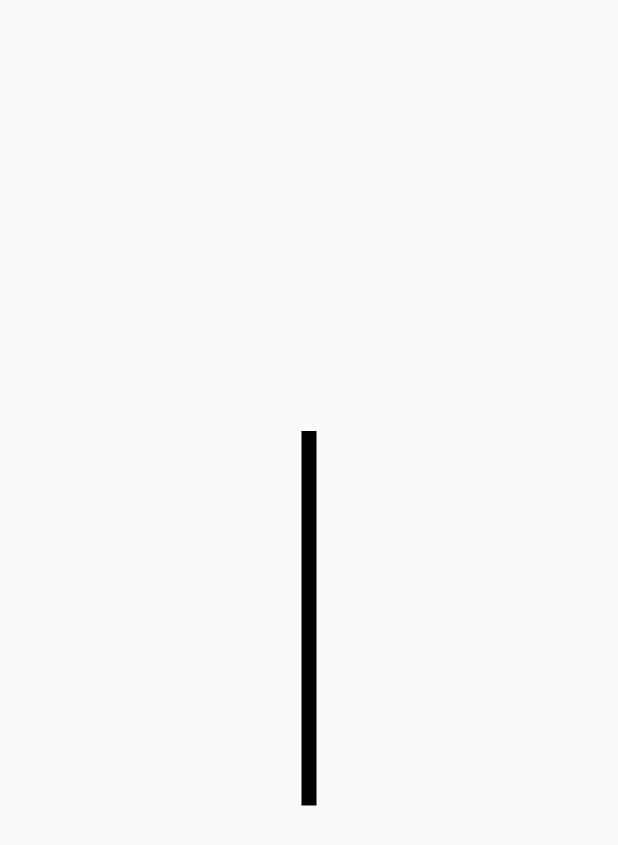
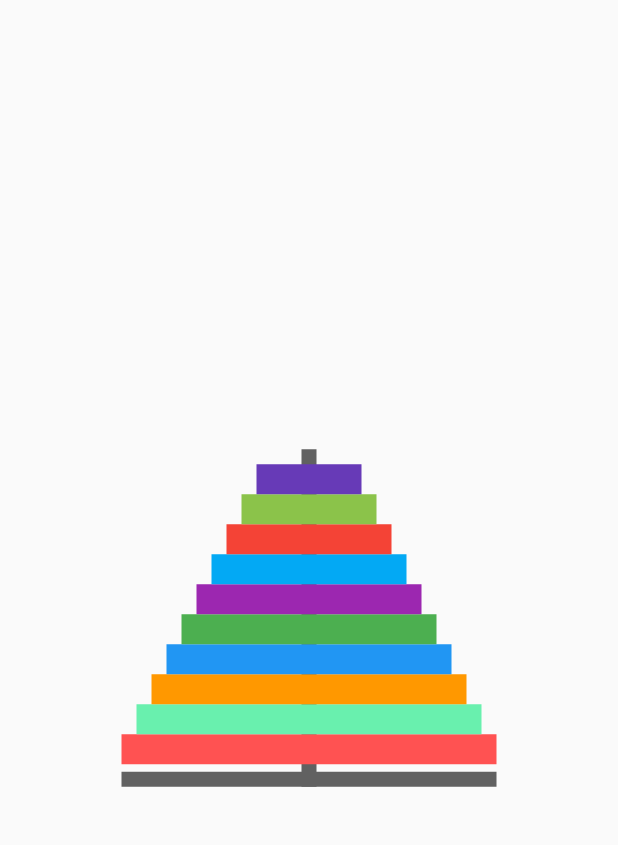
Before and after one commit to lairmartes/hanoi_tower_game, a Flutter app: the screen it shows after launch, on a phone screen of 412 x 824 dp. Shown: the top 845 px of the screen. Run offline on Flutter 3.47's test engine with Material 2 defaults, Android fonts, the phone set to English and light mode, and no system bars.

Commit message:
FEAT-PIN Calculate position to put all elements in the center

```diff
--- a/lib/widget/pin.dart
+++ b/lib/widget/pin.dart
@@ -19,20 +19,36 @@ class _PinState extends State<Pin> {
                 children: <Widget>[
                   Stack(
                     children: <Widget>[
-                      Center(
+                      Align(
+                        alignment: Alignment.center,
                         child: SizedBox(
                           width: 10.0,
-                          height: 250.0,
+                          height: 225.0,
                           child: DecoratedBox(
                             decoration: BoxDecoration(
-                              color: Colors.black
+                              color: Colors.grey.shade700
                             ),
                           ),
                         )
                       ),
+
+                        Positioned(
+                          top: 215,
+                          left: _calculateMiddle(MediaQuery.of(context).size.width, 250),
+                          child: SizedBox(
+                            width: 250.0,
+                            height: 10.0,
+                            child: DecoratedBox(
+                              decoration: BoxDecoration(
+                                  color: Colors.grey.shade700
+                              ),
+                            ),
+                          ),
+                        ),
+
                       Positioned(
-                        top: 455,
-                        left: 80,
+                        top: 190,
+                        left: _calculateMiddle(MediaQuery.of(context).size.width, 250),
                         child: SizedBox(
                           width: 250,
                           height: 20,
@@ -44,8 +60,8 @@ class _PinState extends State<Pin> {
                         ),
                       ),
                       Positioned(
-                        top: 435,
-                        left: 90,
+                        top: 170,
+                        left: _calculateMiddle(MediaQuery.of(context).size.width, 230),
                         child: SizedBox(
                           width: 230,
                           height: 20,
@@ -57,8 +73,8 @@ class _PinState extends State<Pin> {
                         ),
                       ),
                       Positioned(
-                        top: 415,
-                        left: 100,
+                        top: 150,
+                        left: _calculateMiddle(MediaQuery.of(context).size.width, 210),
                         child: SizedBox(
                           width: 210,
                           height: 20,
@@ -70,8 +86,8 @@ class _PinState extends State<Pin> {
                         ),
                       ),
                       Positioned(
-                        top: 395,
-                        left: 110,
+                        top: 130,
+                        left: _calculateMiddle(MediaQuery.of(context).size.width, 190),
                         child: SizedBox(
                           width: 190,
                           height: 20,
@@ -83,8 +99,8 @@ class _PinState extends State<Pin> {
                         ),
                       ),
                       Positioned(
-                        top: 375,
-                        left: 120,
+                        top: 110,
+                        left: _calculateMiddle(MediaQuery.of(context).size.width, 170),
                         child: SizedBox(
                           width: 170,
                           height: 20,
@@ -96,8 +112,8 @@ class _PinState extends State<Pin> {
                         ),
                       ),
                       Positioned(
-                        top: 355,
-                        left: 130,
+                        top: 90,
+                        left: _calculateMiddle(MediaQuery.of(context).size.width, 150),
                         child: SizedBox(
                           width: 150,
                           height: 20,
@@ -109,8 +125,8 @@ class _PinState extends State<Pin> {
                         ),
                       ),
                       Positioned(
-                        top: 335,
-                        left: 140,
+                        top: 70,
+                        left: _calculateMiddle(MediaQuery.of(context).size.width, 130),
                         child: SizedBox(
                           width: 130,
                           height: 20,
@@ -122,8 +138,8 @@ class _PinState extends State<Pin> {
                         ),
                       ),
                       Positioned(
-                        top: 315,
-                        left: 150,
+                        top: 50,
+                        left: _calculateMiddle(MediaQuery.of(context).size.width, 110),
                         child: SizedBox(
                           width: 110,
                           height: 20,
@@ -135,8 +151,8 @@ class _PinState extends State<Pin> {
                         ),
                       ),
                       Positioned(
-                        top: 295,
-                        left: 160,
+                        top: 30,
+                        left: _calculateMiddle(MediaQuery.of(context).size.width, 90),
                         child: SizedBox(
                           width: 90,
                           height: 20,
@@ -148,8 +164,8 @@ class _PinState extends State<Pin> {
                         ),
                       ),
                       Positioned(
-                        top: 275,
-                        left: 170,
+                        top: 10,
+                        left: _calculateMiddle(MediaQuery.of(context).size.width, 70),
                         child: SizedBox(
                           width: 70,
                           height: 20,
@@ -169,6 +185,8 @@ class _PinState extends State<Pin> {
     );
   }
 
+  _calculateMiddle(totalWidth, diskWidth) => totalWidth / 2 - ( diskWidth /2 );
+
   _updateFloor() {
     setState(() {
       _currentFloorPosition += 10;
```
